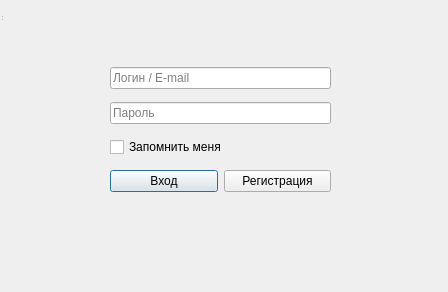
Before: the Qt Designer form client/authorization.ui in DevSasha/iDeA-Craft-Client, drawn with Qt 5.
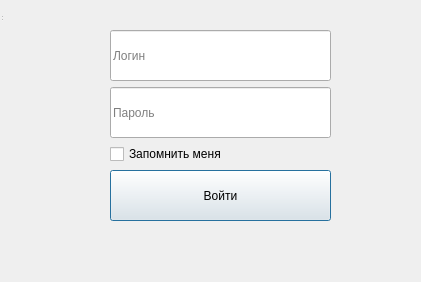
After: the same form once the commit is applied.

Commit message: [UPD] Update styles authorization window

What changed in the file:
```diff
--- a/client/authorization.ui
+++ b/client/authorization.ui
@@ -6,8 +6,8 @@
    <rect>
     <x>0</x>
     <y>0</y>
-    <width>448</width>
-    <height>292</height>
+    <width>421</width>
+    <height>282</height>
    </rect>
   </property>
   <property name="sizePolicy">
@@ -38,14 +38,20 @@
     <property name="geometry">
      <rect>
       <x>110</x>
-      <y>60</y>
+      <y>30</y>
       <width>221</width>
-      <height>141</height>
+      <height>191</height>
      </rect>
     </property>
     <layout class="QVBoxLayout" name="verticalLayout">
      <item>
       <widget class="QLineEdit" name="login_field">
+       <property name="sizePolicy">
+        <sizepolicy hsizetype="Expanding" vsizetype="Expanding">
+         <horstretch>0</horstretch>
+         <verstretch>0</verstretch>
+        </sizepolicy>
+       </property>
        <property name="inputMask">
         <string notr="true" comment="l"/>
        </property>
@@ -62,7 +68,7 @@
         <bool>false</bool>
        </property>
        <property name="placeholderText">
-        <string comment="Логин / E-mail" extracomment="Логин / E-mail">Логин / E-mail</string>
+        <string comment="Логин / E-mail" extracomment="Логин / E-mail">Логин</string>
        </property>
        <property name="clearButtonEnabled">
         <bool>false</bool>
@@ -71,6 +77,12 @@
      </item>
      <item>
       <widget class="QLineEdit" name="password_field">
+       <property name="sizePolicy">
+        <sizepolicy hsizetype="Expanding" vsizetype="Expanding">
+         <horstretch>0</horstretch>
+         <verstretch>0</verstretch>
+        </sizepolicy>
+       </property>
        <property name="inputMask">
         <string notr="true"/>
        </property>
@@ -99,15 +111,26 @@
       <layout class="QHBoxLayout" name="horizontalLayout">
        <item>
         <widget class="QPushButton" name="login_button">
-         <property name="text">
-          <string>Вход</string>
+         <property name="sizePolicy">
+          <sizepolicy hsizetype="Minimum" vsizetype="Expanding">
+           <horstretch>0</horstretch>
+           <verstretch>0</verstretch>
+          </sizepolicy>
          </property>
-        </widget>
-       </item>
-       <item>
-        <widget class="QPushButton" name="signin_button">
+         <property name="sizeIncrement">
+          <size>
+           <width>0</width>
+           <height>0</height>
+          </size>
+         </property>
+         <property name="baseSize">
+          <size>
+           <width>18</width>
+           <height>16</height>
+          </size>
+         </property>
          <property name="text">
-          <string>Регистрация</string>
+          <string>Войти</string>
          </property>
         </widget>
        </item>
```
